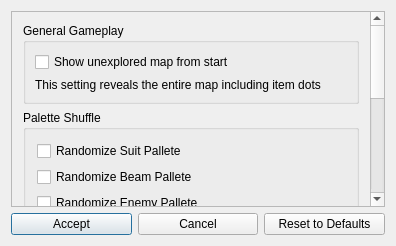
First picture: the form in randovania/games/fusion/gui/ui_files/fusion_cosmetic_patches_dialog.ui, repository randovania/randovania, before the edit.
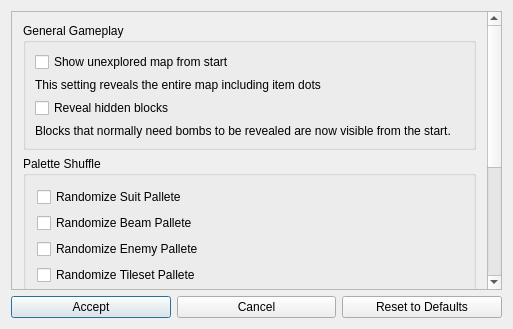
Second picture: the form after the edit.

Commit message: fusion: add option to reveal hidden blocks

```diff
--- a/randovania/games/fusion/gui/ui_files/fusion_cosmetic_patches_dialog.ui
+++ b/randovania/games/fusion/gui/ui_files/fusion_cosmetic_patches_dialog.ui
@@ -6,8 +6,8 @@
    <rect>
     <x>0</x>
     <y>0</y>
-    <width>396</width>
-    <height>246</height>
+    <width>513</width>
+    <height>329</height>
    </rect>
   </property>
   <property name="windowTitle">
@@ -48,8 +48,8 @@
        <rect>
         <x>0</x>
         <y>0</y>
-        <width>373</width>
-        <height>513</height>
+        <width>479</width>
+        <height>573</height>
        </rect>
       </property>
       <layout class="QVBoxLayout" name="verticalLayout">
@@ -85,6 +85,20 @@
             </property>
            </widget>
           </item>
+          <item>
+           <widget class="QCheckBox" name="reveal_blocks_check">
+            <property name="text">
+             <string>Reveal hidden blocks</string>
+            </property>
+           </widget>
+          </item>
+          <item>
+           <widget class="QLabel" name="reveal_blocks_label">
+            <property name="text">
+             <string>Blocks that normally need bombs to be revealed are now visible from the start.</string>
+            </property>
+           </widget>
+          </item>
          </layout>
         </widget>
        </item>
@@ -253,9 +267,6 @@
        </item>
        <item>
         <spacer name="verticalSpacer">
-         <property name="orientation">
-          <enum>Qt::Orientation::Vertical</enum>
-         </property>
          <property name="sizeHint" stdset="0">
           <size>
            <width>20</width>
```
The commit also changes 5 other files.
